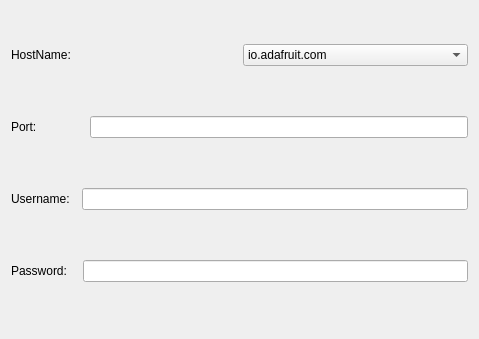
Old version of the form connectiondialog.ui in the repository MrTrojan52/MERAGui.
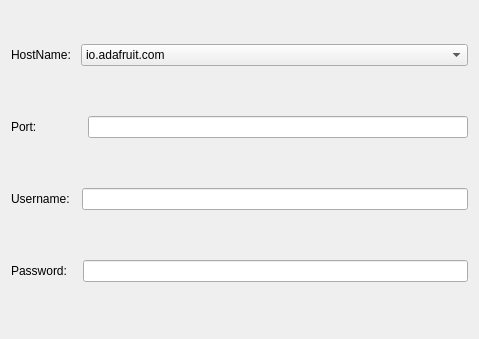
New version of the form.

```diff
--- a/connectiondialog.ui
+++ b/connectiondialog.ui
@@ -53,8 +53,30 @@
        </property>
       </widget>
      </item>
+     <item>
+      <spacer name="horizontalSpacer_5">
+       <property name="orientation">
+        <enum>Qt::Horizontal</enum>
+       </property>
+       <property name="sizeType">
+        <enum>QSizePolicy::Fixed</enum>
+       </property>
+       <property name="sizeHint" stdset="0">
+        <size>
+         <width>0</width>
+         <height>20</height>
+        </size>
+       </property>
+      </spacer>
+     </item>
      <item>
       <widget class="QComboBox" name="cmbHost">
+       <property name="sizePolicy">
+        <sizepolicy hsizetype="Preferred" vsizetype="Maximum">
+         <horstretch>1</horstretch>
+         <verstretch>0</verstretch>
+        </sizepolicy>
+       </property>
        <item>
         <property name="text">
          <string>io.adafruit.com</string>
@@ -99,7 +121,7 @@
        </property>
        <property name="sizeHint" stdset="0">
         <size>
-         <width>44</width>
+         <width>42</width>
          <height>20</height>
         </size>
        </property>
```
